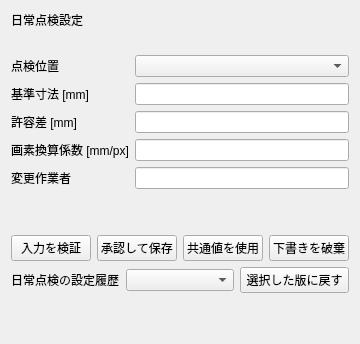
Above: aikensa/gui/pages/SETTINGS/daily_inspection_settings.ui from stefanoKS/aikensaMaster before the change. Below: the same form after it.
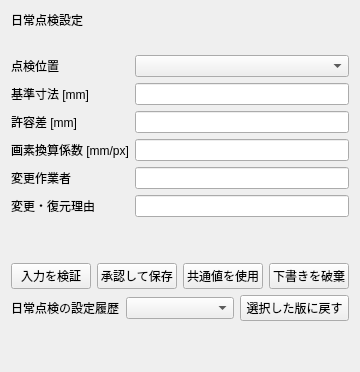
That is the form after the change.

Commit message: Pin approved daily inspection definitions and audit restores

```diff
--- a/aikensa/gui/pages/SETTINGS/daily_inspection_settings.ui
+++ b/aikensa/gui/pages/SETTINGS/daily_inspection_settings.ui
@@ -17,6 +17,8 @@
      <item row="3" column="1"><widget class="QLineEdit" name="dailyScaleEdit"/></item>
      <item row="4" column="0"><widget class="QLabel" name="dailyOperatorLabel"><property name="text"><string>変更作業者</string></property></widget></item>
      <item row="4" column="1"><widget class="QLineEdit" name="dailyOperatorEdit"/></item>
+     <item row="5" column="0"><widget class="QLabel" name="dailyReasonLabel"><property name="text"><string>変更・復元理由</string></property></widget></item>
+     <item row="5" column="1"><widget class="QLineEdit" name="dailyReasonEdit"/></item>
     </layout>
    </item>
    <item><widget class="QLabel" name="dailyProfileDetailsLabel"><property name="wordWrap"><bool>true</bool></property></widget></item>
```
The commit also changes 11 other files.
